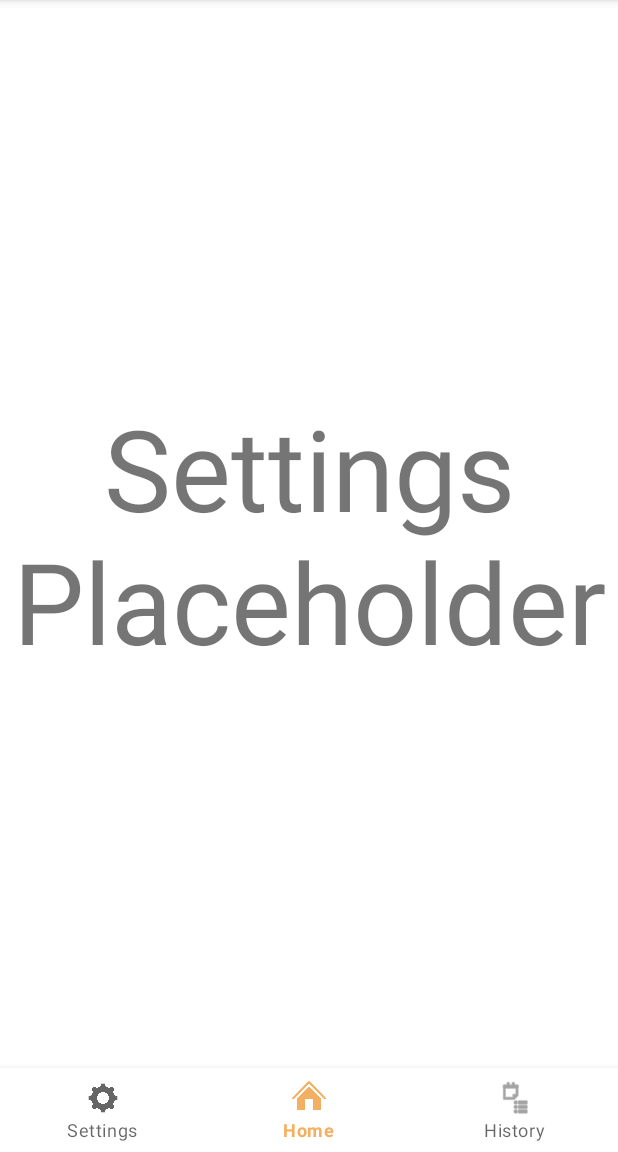
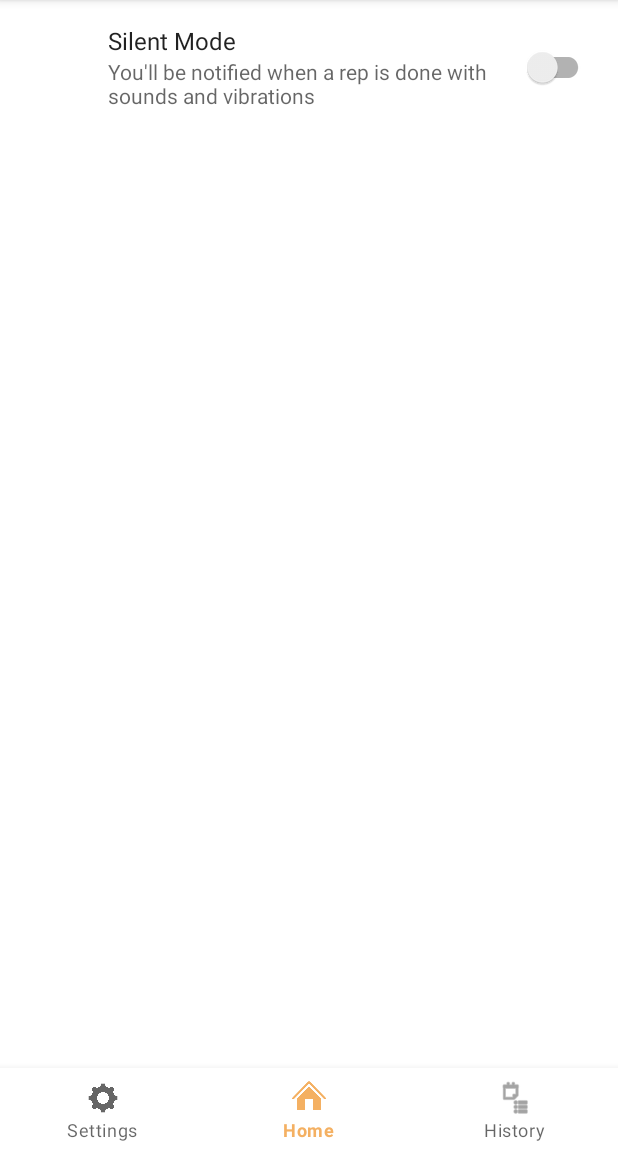
Before and after one commit to dotSlashJack/stay-balanced-app, an Android app: the Settings screen opened through its navigation route, on a phone screen of 412 x 824 dp, the part 84-1236 px from its top. Run offline under Robolectric (Android 15) with nearby library versions, the phone set to English and light mode, and no system bars; our stand-ins replace androidx.preference.

Commit message:
James - Started Settings Fragment.  Removed placeholder layout

```diff
--- a/app/build.gradle
+++ b/app/build.gradle
@@ -50,4 +50,7 @@ dependencies {
     implementation "androidx.navigation:navigation-ui:$nav_version"
     implementation "androidx.navigation:navigation-dynamic-features-fragment:$nav_version"
     implementation "androidx.navigation:navigation-compose:$nav_version"
+
+    // For the Settings Fragment
+    implementation 'androidx.preference:preference:1.1.1'
 }
--- a/app/src/main/java/edu/staybalanced/staybalanced/Settings.java
+++ b/app/src/main/java/edu/staybalanced/staybalanced/Settings.java
@@ -2,22 +2,44 @@ package edu.staybalanced.staybalanced;
 
 import android.os.Bundle;
 
-import androidx.fragment.app.Fragment;
+import androidx.preference.Preference;
+import androidx.preference.PreferenceFragmentCompat;
+import androidx.preference.SwitchPreferenceCompat;
 
-import android.view.LayoutInflater;
-import android.view.View;
-import android.view.ViewGroup;
-
-public class Settings extends Fragment {
+/**
+ * The values of a Preference Fragment is stored in a SharedPreferences object.  Using the keys
+ * defined in the corresponding PreferenceScreen XML file, we can reference these values in other
+ * Activities and Fragments.  This is done with:
+ *   SharedPreferences sharedPrefs = PreferenceManager.getDefaultSharedPreferences(context);
+ *   [PreferenceDataType] val = sharedPrefs.get____("key", defaultValue);
+ *
+ * See https://developer.android.com/guide/topics/ui/settings/use-saved-values
+ */
+public class Settings extends PreferenceFragmentCompat {
 
     public Settings() {
         // Required empty public constructor
-        super(R.layout.fragment_settings);
     }
 
+    // PreferenceFragmentCompat's onCreate() equivalent
     @Override
-    public View onCreateView(LayoutInflater inflater, ViewGroup container, Bundle savedInstanceState) {
-        // Inflate the layout for this fragment
-        return inflater.inflate(R.layout.fragment_settings, container, false);
+    public void onCreatePreferences(Bundle savedInstanceState, String rootKey) {
+        setPreferencesFromResource(R.xml.settings, rootKey);
+
+        // Display dynamic explanatory text underneath the "Silent Mode" switch to show what changing
+        // the preference does
+        SwitchPreferenceCompat silent = findPreference("silent");
+        if (silent != null) {
+            silent.setSummaryProvider(new Preference.SummaryProvider<SwitchPreferenceCompat>() {
+                @Override
+                public CharSequence provideSummary(SwitchPreferenceCompat preference) {
+                    if (preference.isChecked()) {
+                        return getString(R.string.set_silentOn);
+                    } else {
+                        return getString(R.string.set_silentOff);
+                    }
+                }
+            });
+        }
     }
 }
--- a/app/src/main/res/layout/fragment_settings.xml
+++ /dev/null
@@ -1,21 +0,0 @@
-<?xml version="1.0" encoding="utf-8"?>
-<androidx.constraintlayout.widget.ConstraintLayout
-    xmlns:android="http://schemas.android.com/apk/res/android"
-    xmlns:app="http://schemas.android.com/apk/res-auto"
-    xmlns:tools="http://schemas.android.com/tools"
-    android:layout_width="match_parent"
-    android:layout_height="match_parent"
-    tools:context=".Settings">
-
-    <TextView
-        android:layout_width="match_parent"
-        android:layout_height="wrap_content"
-        android:text="Settings Placeholder"
-        android:textSize="75sp"
-        android:textAlignment="center"
-        app:layout_constraintBottom_toBottomOf="parent"
-        app:layout_constraintEnd_toEndOf="parent"
-        app:layout_constraintStart_toStartOf="parent"
-        app:layout_constraintTop_toTopOf="parent" />
-
-</androidx.constraintlayout.widget.ConstraintLayout>
--- a/app/src/main/res/navigation/nav_graph00.xml
+++ b/app/src/main/res/navigation/nav_graph00.xml
@@ -14,8 +14,7 @@
     <fragment
         android:id="@+id/dest_settings"
         android:name="edu.staybalanced.staybalanced.Settings"
-        android:label="Settings"
-        tools:layout="@layout/fragment_settings" />
+        android:label="Settings" />
     <fragment
         android:id="@+id/dest_history"
         android:name="edu.staybalanced.staybalanced.History"
--- a/app/src/main/res/values/strings.xml
+++ b/app/src/main/res/values/strings.xml
@@ -10,7 +10,11 @@
     <string name="home_strStartExercise">Start Exercise</string>
     <string name="home_strAddExercise">Add Exercise</string>
 
-    <!--Add Exercise Strings-->
+    <!--Settings Fragment Strings-->
+    <string name="set_silentOn">You\'ll be notified when a rep is done with <b>only vibrations</b></string>
+    <string name="set_silentOff">You\'ll be notified when a rep is done with <b>sounds and vibrations</b></string>
+
+    <!--AddExercise Strings-->
     <string name="add_title">Add Exercise</string>
     <string name="add_name">Name</string>
     <string name="add_desc">Description</string>
--- /dev/null
+++ b/app/src/main/res/xml/settings.xml
@@ -0,0 +1,12 @@
+<?xml version="1.0" encoding="utf-8"?>
+<!--This resource file is used by the Settings Fragment
+See https://developer.android.com/guide/topics/ui/settings/customize-your-settings
+for a reference-->
+<PreferenceScreen
+    xmlns:android="http://schemas.android.com/apk/res/android">
+
+    <SwitchPreferenceCompat
+        android:key="silent"
+        android:defaultValue="false"
+        android:title="Silent Mode"/>
+</PreferenceScreen>
```
Also changed, not shown: 1 other file.
